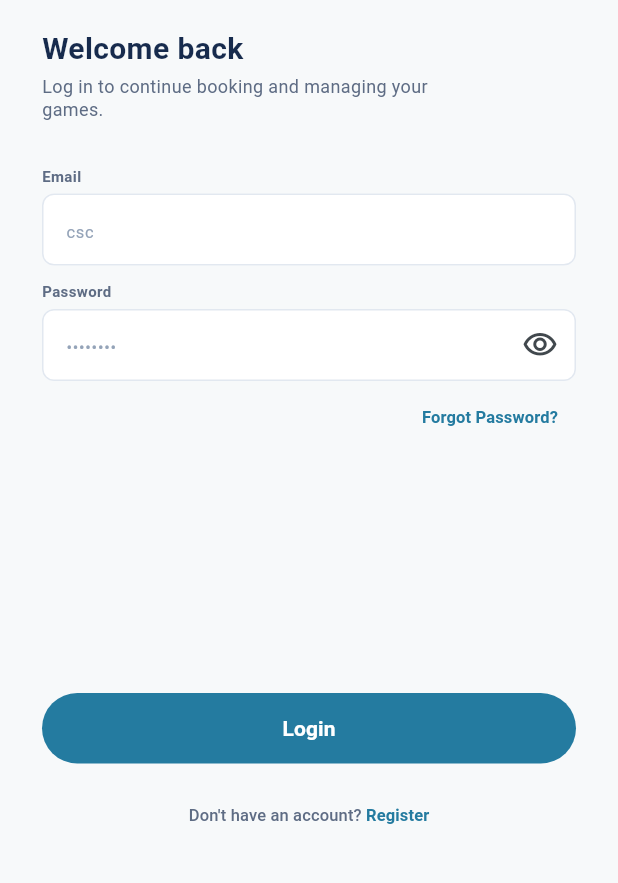
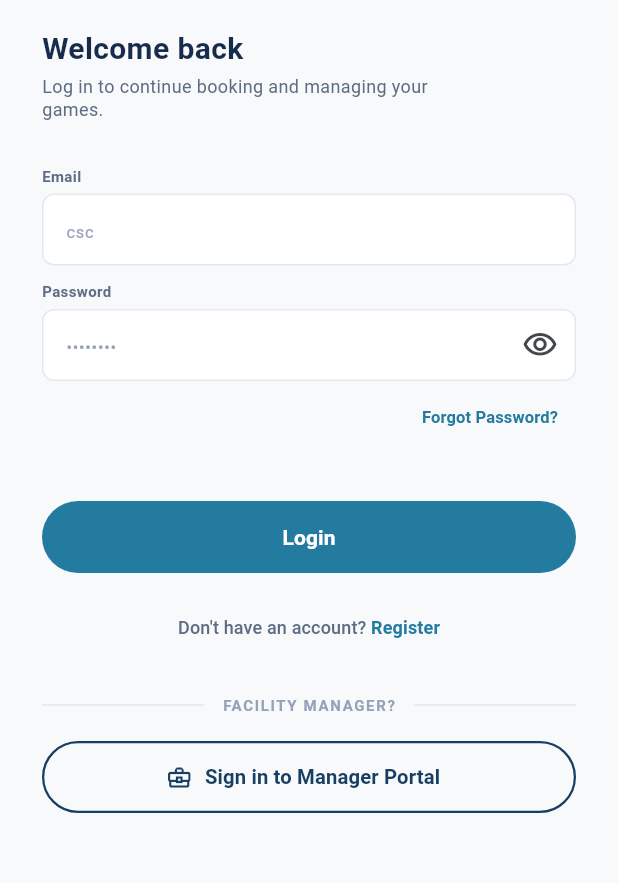
Before and after one commit to IsiraGamlath/SportSpace, a Flutter app: the screen it shows after launch, after a tap on "Skip", after a tap on "Log In", on a phone screen of 412 x 824 dp, the part 168-1051 px from its top. Run offline on Flutter 3.47's test engine with Material 3 defaults, Android fonts, the phone set to English and light mode, and no system bars; missing offline and left inert: flutter_stripe.

Commit message:
feat: add manager login option and update UI elements in login screen

```diff
--- a/mobile/lib/views/login_screen.dart
+++ b/mobile/lib/views/login_screen.dart
@@ -1,6 +1,7 @@
 import 'package:flutter/material.dart';
 
 import '../utils/app_colors.dart';
+import 'manager/manager_login_screen.dart';
 import 'registration_screen.dart';
 import 'slot_selection_screen.dart';
 
@@ -36,6 +37,14 @@ class _LoginScreenState extends State<LoginScreen> {
     Navigator.of(context).pushReplacement(
       MaterialPageRoute<void>(
         builder: (_) => const RegistrationScreen(role: 'Player'),
+      ),
+    );
+  }
+
+  void _openManagerLogin() {
+    Navigator.of(context).push(
+      MaterialPageRoute<void>(
+        builder: (_) => const ManagerLoginScreen(),
       ),
     );
   }
@@ -129,10 +138,10 @@ class _LoginScreenState extends State<LoginScreen> {
                     ),
                   ),
                 ),
-                const SizedBox(height: 160),
+                const SizedBox(height: 32),
                 SizedBox(
                   width: double.infinity,
-                  height: 47,
+                  height: 48,
                   child: ElevatedButton(
                     onPressed: _login,
                     style: ElevatedButton.styleFrom(
@@ -143,11 +152,11 @@ class _LoginScreenState extends State<LoginScreen> {
                     ),
                     child: const Text(
                       'Login',
-                      style: TextStyle(fontWeight: FontWeight.w700),
+                      style: TextStyle(fontWeight: FontWeight.w700, fontSize: 14),
                     ),
                   ),
                 ),
-                const SizedBox(height: 10),
+                const SizedBox(height: 12),
                 Center(
                   child: TextButton(
                     onPressed: _openRegistration,
@@ -156,7 +165,7 @@ class _LoginScreenState extends State<LoginScreen> {
                         text: "Don't have an account? ",
                         style: TextStyle(
                           color: AppColors.textSecondary,
-                          fontSize: 11,
+                          fontSize: 12,
                         ),
                         children: [
                           TextSpan(
@@ -171,6 +180,47 @@ class _LoginScreenState extends State<LoginScreen> {
                     ),
                   ),
                 ),
+                const SizedBox(height: 20),
+                const Row(
+                  children: [
+                    Expanded(child: Divider(color: AppColors.borderLight)),
+                    Padding(
+                      padding: EdgeInsets.symmetric(horizontal: 12),
+                      child: Text(
+                        'FACILITY MANAGER?',
+                        style: TextStyle(
+                          color: AppColors.textMuted,
+                          fontSize: 10,
+                          fontWeight: FontWeight.w700,
+                          letterSpacing: 1.1,
+                        ),
+                      ),
+                    ),
+                    Expanded(child: Divider(color: AppColors.borderLight)),
+                  ],
+                ),
+                const SizedBox(height: 16),
+                SizedBox(
+                  width: double.infinity,
+                  height: 48,
+                  child: OutlinedButton.icon(
+                    onPressed: _openManagerLogin,
+                    icon: const Icon(Icons.business_center_outlined, size: 18),
+                    label: const Text(
+                      'Sign in to Manager Portal',
+                      style: TextStyle(
+                        fontWeight: FontWeight.w700,
+                        fontSize: 13.5,
+                      ),
+                    ),
+                    style: OutlinedButton.styleFrom(
+                      foregroundColor: const Color(0xFF183E63),
+                      side: const BorderSide(color: Color(0xFF183E63), width: 1.5),
+                      shape: const StadiumBorder(),
+                    ),
+                  ),
+                ),
+                const SizedBox(height: 16),
               ],
             ),
           ),
```
